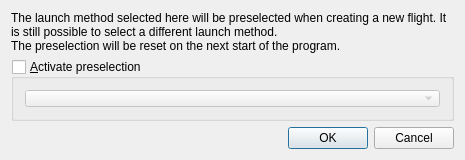
Old version of the form src/gui/windows/LaunchMethodSelectionWindow.ui in the repository startkladde/startkladde.
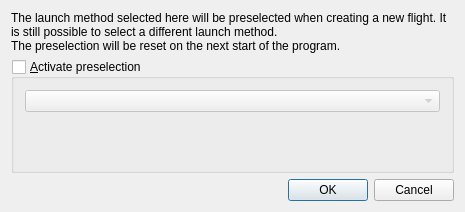
New version of the form. Custom widgets are drawn as their Qt base class.

Diff of the .ui file:
```diff
--- a/src/gui/windows/LaunchMethodSelectionWindow.ui
+++ b/src/gui/windows/LaunchMethodSelectionWindow.ui
@@ -7,7 +7,7 @@
     <x>0</x>
     <y>0</y>
     <width>465</width>
-    <height>160</height>
+    <height>212</height>
    </rect>
   </property>
   <property name="windowTitle">
```
